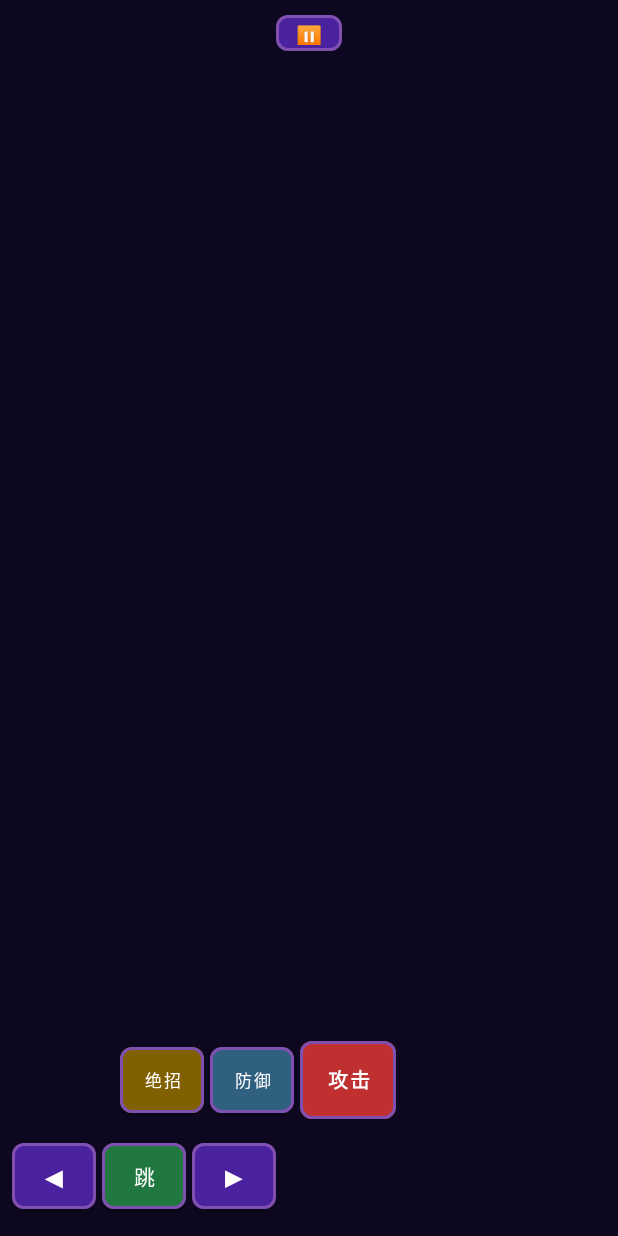
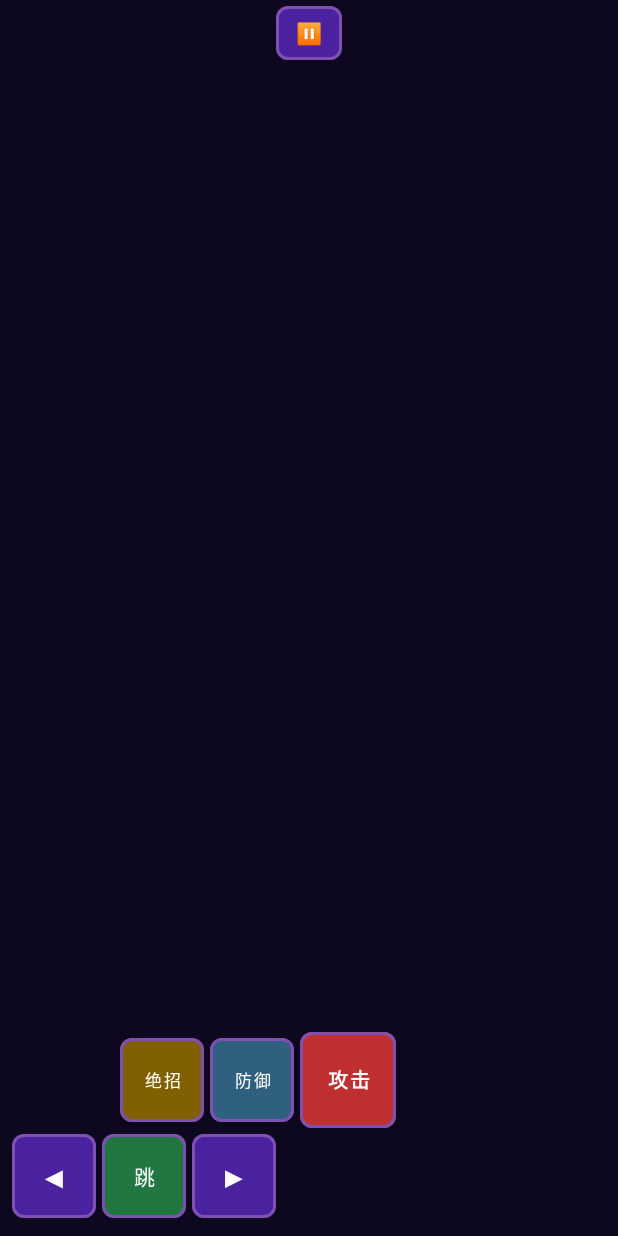
Before and after one commit to suhe2018/DiyouGames, an Android app: the layout activity_game.xml on its own in the app's theme, with its tools: preview values and no code run, on a phone screen of 412 x 824 dp. Run offline under Robolectric (Android 15) with nearby library versions, the phone set to English and light mode, and no system bars.

Commit message:
fix: 修复 Android resource linking 构建错误
1. insetTop/insetBottom 命名空间错误
   - Style 定义里必须用 android:insetTop / android:insetBottom
   - 裸写 insetTop 会触发 attr/insetTop not found 链接失败

2. 主题继承冲突
   - Theme.DiyouGames 改为继承 NoActionBar（原 DarkActionBar）
   - Fullscreen 子主题去除重复的 windowActionBar/windowNoTitle 项
   - 避免 ActionBar 相关属性冲突

https://claude.ai/code/session_01NYN2nNc2cMohBtYmQPN47E

```diff
--- a/app/src/main/res/values/themes.xml
+++ b/app/src/main/res/values/themes.xml
@@ -1,7 +1,7 @@
 <?xml version="1.0" encoding="utf-8"?>
 <resources>
 
-    <style name="Theme.DiyouGames" parent="Theme.MaterialComponents.DayNight.DarkActionBar">
+    <style name="Theme.DiyouGames" parent="Theme.MaterialComponents.DayNight.NoActionBar">
         <item name="colorPrimary">@color/primary</item>
         <item name="colorPrimaryVariant">@color/primary_variant</item>
         <item name="colorOnPrimary">@color/text_primary</item>
@@ -15,8 +15,6 @@
 
     <!-- Full-screen immersive for game screens -->
     <style name="Theme.DiyouGames.Fullscreen" parent="Theme.DiyouGames">
-        <item name="windowActionBar">false</item>
-        <item name="windowNoTitle">true</item>
         <item name="android:windowFullscreen">true</item>
         <item name="android:windowContentOverlay">@null</item>
         <item name="android:windowLayoutInDisplayCutoutMode">shortEdges</item>
@@ -44,8 +42,8 @@
         <item name="android:minWidth">0dp</item>
         <item name="android:minHeight">0dp</item>
         <item name="android:padding">4dp</item>
-        <item name="insetTop">0dp</item>
-        <item name="insetBottom">0dp</item>
+        <item name="android:insetTop">0dp</item>
+        <item name="android:insetBottom">0dp</item>
     </style>
 
     <!-- Attack button (red) -->
```
